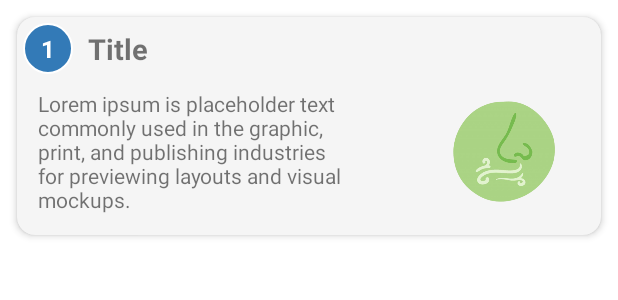
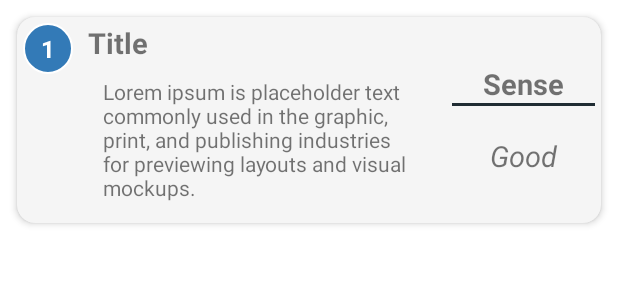
Before and after one commit to julesntare/smell_app, an Android app: the layout smell_type.xml on its own in the app's theme, with its tools: preview values and no code run, on a phone screen of 412 x 824 dp. Shown: the top 300 px of the screen. Run offline under Robolectric (Android 15) with nearby library versions, the phone set to English and light mode, and no system bars.

Commit message:
modified layout and adapter changes

```diff
--- a/app/src/main/java/com/example/smell/SecondActivity.java
+++ b/app/src/main/java/com/example/smell/SecondActivity.java
@@ -1,11 +1,9 @@
 package com.example.smell;
 
 import android.os.Bundle;
-import android.os.Handler;
 
 import androidx.appcompat.app.AppCompatActivity;
 import androidx.appcompat.widget.Toolbar;
-import androidx.swiperefreshlayout.widget.SwipeRefreshLayout;
 import androidx.viewpager.widget.ViewPager;
 
 import com.example.smell.Adapters.TabsAdapter;
--- a/app/src/main/res/layout/smell_type.xml
+++ b/app/src/main/res/layout/smell_type.xml
@@ -11,15 +11,17 @@
     card_view:cardCornerRadius="12dp"
     card_view:cardElevation="3dp"
     card_view:contentPadding="4dp">
+    <LinearLayout
+        android:layout_width="match_parent"
+        android:layout_height="match_parent"
+        android:orientation="horizontal">
+        <LinearLayout
+            android:layout_width="0dp"
+            android:layout_height="match_parent"
+            android:layout_weight=".3">
     <RelativeLayout
         android:layout_width="match_parent"
         android:layout_height="match_parent">
-
-        <LinearLayout
-            android:id="@+id/linearlayoutabove"
-            android:layout_width="match_parent"
-            android:layout_height="wrap_content"
-            android:orientation="horizontal">
 
             <TextView
                 android:id="@+id/smell_id"
@@ -39,32 +41,52 @@
             android:layout_width="wrap_content"
             android:layout_height="wrap_content"
             android:layout_gravity="center_vertical"
+            android:layout_toEndOf="@id/smell_id"
             android:text="Title"
             android:textSize="19sp"
             android:textStyle="bold" />
-        </LinearLayout>
-
-        <LinearLayout
-            android:layout_width="match_parent"
-            android:layout_height="wrap_content"
-            android:layout_below="@id/linearlayoutabove"
-            android:orientation="horizontal">
 
         <TextView
             android:id="@+id/smellDesc"
-                android:layout_width="0dp"
+            android:layout_width="match_parent"
             android:layout_height="wrap_content"
-                android:layout_margin="10dp"
-                android:layout_weight=".2"
+            android:layout_below="@id/smellTitle"
+            android:layout_marginStart="10dp"
+            android:layout_marginTop="10dp"
+            android:layout_marginEnd="10dp"
+            android:layout_marginBottom="10dp"
+            android:layout_toEndOf="@id/smell_id"
             android:text="Lorem ipsum is placeholder text commonly used in the graphic, print, and publishing industries for previewing layouts and visual mockups." />
+    </RelativeLayout>
 
-            <ImageView
+        </LinearLayout>
+        <LinearLayout
             android:layout_width="0dp"
             android:layout_height="match_parent"
-                android:layout_weight=".1"
-                android:contentDescription="TODO"
-                android:src="@drawable/smell_thumb" />
+            android:layout_weight="0.1"
+            android:orientation="vertical"
+            android:gravity="center_vertical">
+                <TextView
+                    android:layout_width="match_parent"
+                    android:layout_height="wrap_content"
+                    android:text="Sense"
+                    android:textStyle="bold"
+                    android:textSize="19sp"
+                    android:gravity="center_horizontal"/>
+                <View
+                    android:layout_width="match_parent"
+                    android:layout_height="2dp"
+                    android:background="@color/dark_line"/>
+                <TextView
+                    android:id="@+id/sense"
+                    android:layout_width="match_parent"
+                    android:layout_height="wrap_content"
+                    android:text="Good"
+                    android:layout_marginTop="20dp"
+                    android:textStyle="italic"
+                    android:textSize="19sp"
+                    android:gravity="center"/>
             </LinearLayout>
-    </RelativeLayout>
+        </LinearLayout>
 
 </androidx.cardview.widget.CardView>
```
Also changed, not shown: app/src/main/java/com/example/smell/Fragments/SmellLocalListFragment.java (+3 -11 lines), app/src/main/java/com/example/smell/Fragments/SmellRemoteListFragment.java (+10 -13 lines), app/src/main/java/com/example/smell/Fragments/SmellTypeForm.java (+22 -8 lines), app/src/main/java/com/example/smell/ViewHolder/SmellDataViewHolder.java (+4 -26 lines), app/src/main/java/com/example/smell/model/SmellTypesModal.java (+7 -7 lines), app/src/main/java/com/example/smell/smell_db/DBHandler.java (+3 -13 lines), app/src/main/java/com/example/smell/smell_db/DBHelper.java (+3 -4 lines), app/src/main/res/layout/activity_smell_type_form.xml (+13 -2 lines), 2 other files. Lines whose indentation alone changed are shown as unchanged.
